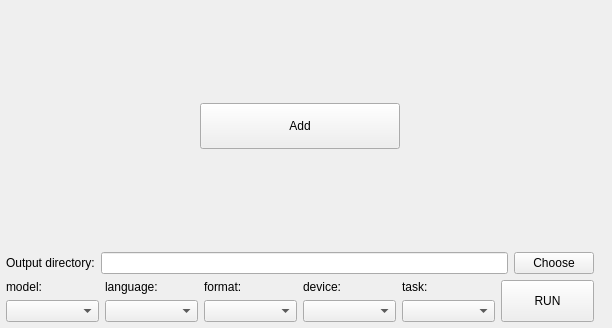
Qt form app/app.ui (mervick/whisper-qt) before a commit.
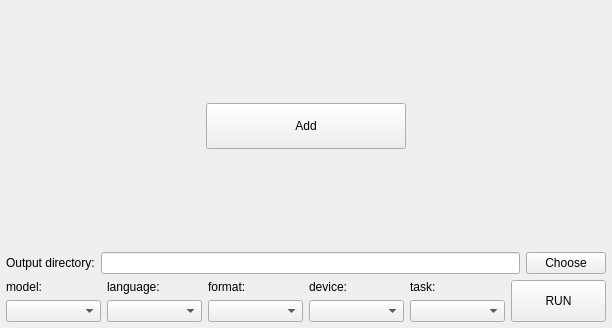
The same form after that commit.

Commit message: Fix app menu

```diff
--- a/app/app.ui
+++ b/app/app.ui
@@ -1,7 +1,7 @@
 <?xml version="1.0" encoding="UTF-8"?>
 <ui version="4.0">
  <class>Form</class>
- <widget class="QWidget" name="Form">
+ <widget class="QMainWindow" name="Form">
   <property name="geometry">
    <rect>
     <x>0</x>
@@ -14,14 +14,6 @@
    <string>Form</string>
   </property>
   <widget class="QWidget" name="FormArea">
-   <property name="geometry">
-    <rect>
-     <x>0</x>
-     <y>0</y>
-     <width>600</width>
-     <height>328</height>
-    </rect>
-   </property>
    <layout class="QVBoxLayout" name="verticalLayout_2">
     <property name="leftMargin">
      <number>6</number>
@@ -52,7 +44,7 @@
         <property name="sizeConstraint">
          <enum>QLayout::SetDefaultConstraint</enum>
         </property>
-        <item name="verticalSpacerItem1">
+        <item>
          <spacer name="verticalSpacer">
           <property name="orientation">
            <enum>Qt::Vertical</enum>
@@ -117,7 +109,7 @@
           </item>
          </layout>
         </item>
-        <item name="verticalSpacerItem2">
+        <item>
          <spacer name="verticalSpacer_2">
           <property name="orientation">
            <enum>Qt::Vertical</enum>
```
Left out of the diff: 6 changed lines with no effect on the pictures. The commit also changes 1 other file.
